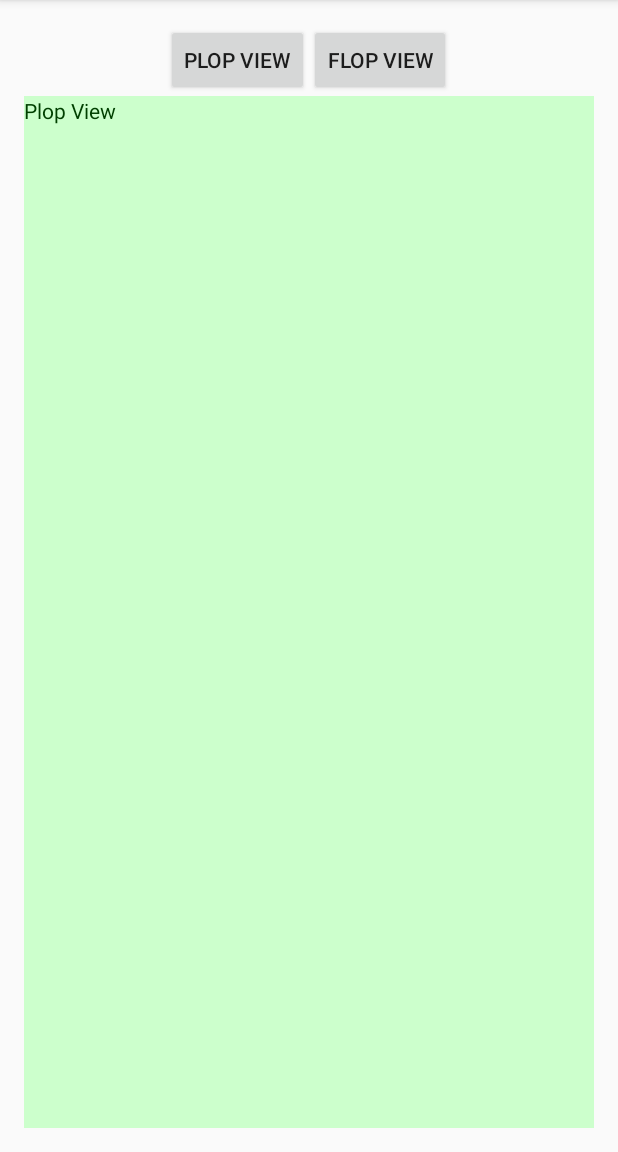
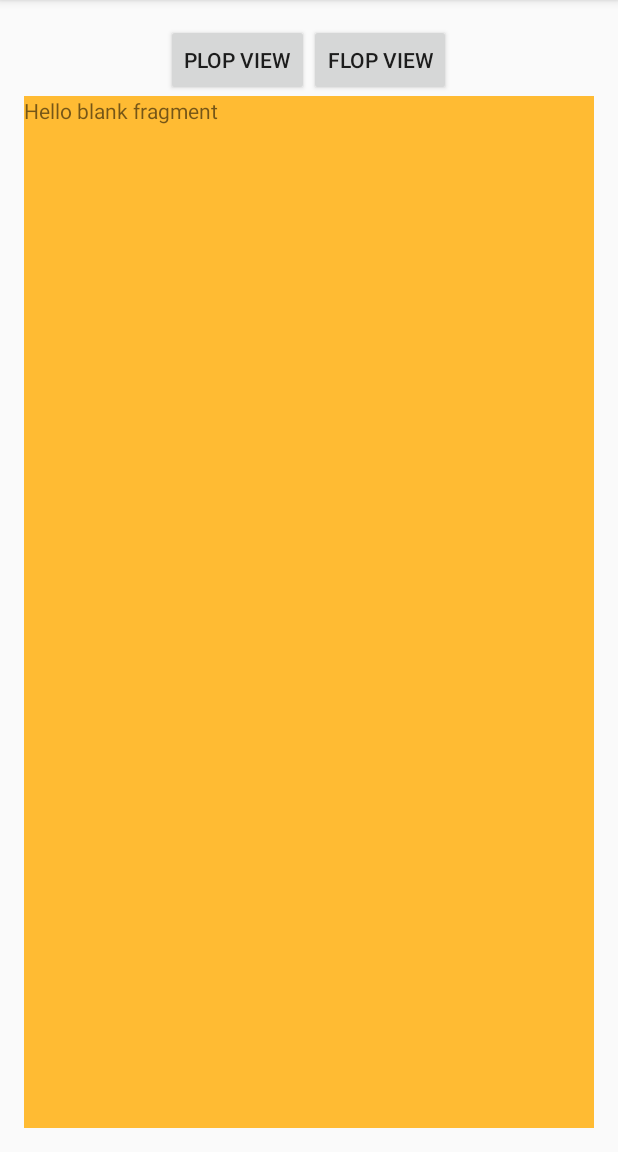
Before and after one commit to pwkpwk/androbind, an Android app: the screen it shows after launch (RootActivity), on a phone screen of 412 x 824 dp, the part 84-1236 px from its top. Run offline under Robolectric (Android 15) with nearby library versions, the phone set to English and light mode, and no system bars; our stand-ins replace data binding.

Commit message:
Use fragments as views

```diff
--- a/app/build.gradle
+++ b/app/build.gradle
@@ -27,6 +27,7 @@ dependencies {
     androidTestCompile('com.android.support.test.espresso:espresso-core:2.2.2', {
         exclude group: 'com.android.support', module: 'support-annotations'
     })
+    compile 'org.jetbrains:annotations-java5:15.0'
+    compile 'com.android.support:support-v4:24.2.1'
     testCompile 'junit:junit:4.12'
-    compile 'org.jetbrains:annotations-java5:15.0'
 }
--- /dev/null
+++ b/app/src/main/java/com/ambientbytes/contentpresenter/PlopFragment.java
@@ -0,0 +1,44 @@
+package com.ambientbytes.contentpresenter;
+
+
+import android.databinding.DataBindingUtil;
+import android.os.Bundle;
+import android.app.Fragment;
+import android.view.LayoutInflater;
+import android.view.View;
+import android.view.ViewGroup;
+
+import com.ambientbytes.contentpresenter.databinding.FragmentPlopBinding;
+import com.ambientbytes.contentpresenter.viewmodels.PlopViewModel;
+
+import org.jetbrains.annotations.NotNull;
+
+
+/**
+ * A simple {@link Fragment} subclass.
+ */
+public class PlopFragment extends Fragment {
+    private PlopViewModel viewModel;
+
+    public PlopFragment() {
+        // Required empty public constructor
+    }
+
+    public void setViewModel(@NotNull PlopViewModel viewModel) {
+        this.viewModel = viewModel;
+    }
+
+    @Override
+    public View onCreateView(LayoutInflater inflater, ViewGroup container,
+                             Bundle savedInstanceState) {
+        FragmentPlopBinding binding = DataBindingUtil.inflate(inflater, R.layout.fragment_plop, container, false);
+        binding.setVm(this.viewModel);
+
+        return binding.getRoot();
+    }
+
+    @Override
+    public void onStop(){
+        super.onStop();
+    }
+}
--- a/app/src/main/java/com/ambientbytes/contentpresenter/RootActivity.java
+++ b/app/src/main/java/com/ambientbytes/contentpresenter/RootActivity.java
@@ -1,17 +1,20 @@
 package com.ambientbytes.contentpresenter;
 
 import android.app.Activity;
+import android.app.FragmentTransaction;
 import android.databinding.DataBindingUtil;
 import android.os.Bundle;
 import android.view.View;
 import android.view.animation.Animation;
-import android.widget.TextView;
+import android.widget.FrameLayout;
 import android.widget.ViewAnimator;
 
 import com.ambientbytes.contentpresenter.databinding.RootActivityBinding;
 import com.ambientbytes.contentpresenter.viewmodels.BooleanToViewVisibleConverter;
+import com.ambientbytes.contentpresenter.viewmodels.FlopViewModel;
 import com.ambientbytes.contentpresenter.viewmodels.IViewModel;
 import com.ambientbytes.contentpresenter.viewmodels.IViewModelPresenter;
+import com.ambientbytes.contentpresenter.viewmodels.PlopViewModel;
 import com.ambientbytes.contentpresenter.viewmodels.RootViewModel;
 
 import org.jetbrains.annotations.NotNull;
@@ -102,7 +105,9 @@ public class RootActivity extends Activity implements IViewModelPresenter {
     protected void onCreate(Bundle savedInstanceState) {
         super.onCreate(savedInstanceState);
         RootActivityBinding binding = DataBindingUtil.setContentView(this, R.layout.root_activity);
-
+        //
+        // Compose the view model - inject all dependencies.
+        //
         RootViewModel vm = new RootViewModel(this);
         binding.setVm(vm);
         binding.setBoolToVisible(new BooleanToViewVisibleConverter());
@@ -118,7 +123,9 @@ public class RootActivity extends Activity implements IViewModelPresenter {
         a = animator.getOutAnimation();
         if (null != a)
             a.setDuration(100);
-
+        //
+        // Perform initial navigation.
+        //
         vm.showPlopView();
     }
 
@@ -194,17 +201,29 @@ public class RootActivity extends Activity implements IViewModelPresenter {
         View resolvedView = null;
 
         if (vmClassNamne.endsWith("PlopViewModel")) {
-            TextView t = new TextView(getApplicationContext());
-            t.setText("Plop View");
-            t.setBackgroundColor(0xFFCCFFCC);
-            t.setTextColor(0xFF004000);
-            resolvedView = t;
+            PlopFragment view = new PlopFragment();
+            FrameLayout layout = new FrameLayout(getApplicationContext());
+            FragmentTransaction trans;
+
+            view.setViewModel((PlopViewModel)viewModel);
+            layout.setId(R.id.plop_fragment_layout);
+            trans = getFragmentManager().beginTransaction();
+            trans.add(R.id.plop_fragment_layout, view);
+            trans.commit();
+
+            resolvedView = layout;
         } else if (vmClassNamne.endsWith("FlopViewModel")) {
-            TextView t = new TextView(getApplicationContext());
-            t.setText("Flop View");
-            t.setBackgroundColor(0xFFFFCC66);
-            t.setTextColor(0xFF200040);
-            resolvedView = t;
+            FlopFragment view = new FlopFragment();
+            FrameLayout layout = new FrameLayout(getApplicationContext());
+            FragmentTransaction trans;
+
+            view.setViewModel((FlopViewModel)viewModel);
+            layout.setId(R.id.flop_fragment_layout);
+            trans = getFragmentManager().beginTransaction();
+            trans.add(R.id.flop_fragment_layout, view);
+            trans.commit();
+
+            resolvedView = layout;
         }
 
         return resolvedView;
--- a/app/src/main/java/com/ambientbytes/contentpresenter/viewmodels/FlopViewModel.java
+++ b/app/src/main/java/com/ambientbytes/contentpresenter/viewmodels/FlopViewModel.java
@@ -2,7 +2,7 @@ package com.ambientbytes.contentpresenter.viewmodels;
 
 import org.jetbrains.annotations.NotNull;
 
-final class FlopViewModel implements IViewModel {
+public final class FlopViewModel implements IViewModel {
     @Override
     public void Presenting(@NotNull IViewModelPresenter presenter) {
     }
--- a/app/src/main/java/com/ambientbytes/contentpresenter/viewmodels/PlopViewModel.java
+++ b/app/src/main/java/com/ambientbytes/contentpresenter/viewmodels/PlopViewModel.java
@@ -2,7 +2,7 @@ package com.ambientbytes.contentpresenter.viewmodels;
 
 import org.jetbrains.annotations.NotNull;
 
-final class PlopViewModel implements IViewModel {
+public final class PlopViewModel implements IViewModel {
     @Override
     public void Presenting(@NotNull IViewModelPresenter presenter) {
     }
--- /dev/null
+++ b/app/src/main/res/layout/fragment_plop.xml
@@ -0,0 +1,24 @@
+<?xml version="1.0" encoding="utf-8"?>
+<layout
+    xmlns:tools="http://schemas.android.com/tools"
+    xmlns:android="http://schemas.android.com/apk/res/android">
+    <data>
+        <import type="com.ambientbytes.contentpresenter.viewmodels.PlopViewModel" />
+        <variable name="vm" type="PlopViewModel" />
+    </data>
+
+    <FrameLayout
+        android:id="@+id/plop_fragment_layout"
+        android:layout_width="match_parent"
+        android:layout_height="match_parent"
+        tools:context="com.ambientbytes.contentpresenter.PlopFragment"
+        android:background="@android:color/holo_orange_light">
+
+        <!-- TODO: Update blank fragment layout -->
+        <TextView
+            android:layout_width="match_parent"
+            android:layout_height="match_parent"
+            android:text="@string/hello_blank_fragment" />
+
+    </FrameLayout>
+</layout>
--- a/app/src/main/res/values/strings.xml
+++ b/app/src/main/res/values/strings.xml
@@ -1,3 +1,6 @@
 <resources>
     <string name="app_name">ContentPresenter</string>
+
+    <!-- TODO: Remove or change this placeholder text -->
+    <string name="hello_blank_fragment">Hello blank fragment</string>
 </resources>
```
Also changed, not shown: app/src/main/java/com/ambientbytes/contentpresenter/FlopFragment.java (added, +41 -0 lines), app/src/main/res/layout/fragment_flop.xml (added, +24 -0 lines).
